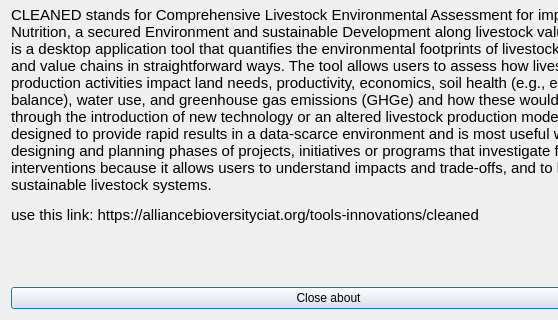
Before: the Qt Designer form aboutcleaned.ui in qlands/cleaned-desktop, drawn with Qt 5; both pictures show x 0 to 558 and y 96 to 416 of the 657 by 416 pixel window.
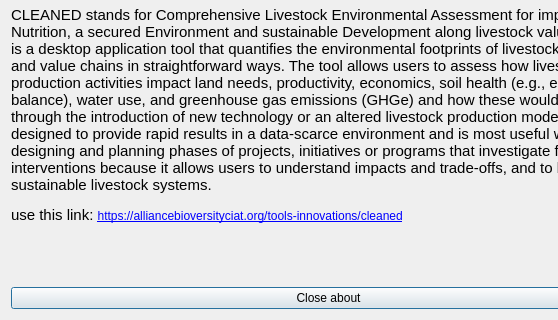
After: the same form once the commit is applied.

Commit message: Update about dialog to open the link

What changed in the file:
```diff
--- a/aboutcleaned.ui
+++ b/aboutcleaned.ui
@@ -40,7 +40,7 @@
      <item>
       <widget class="QLabel" name="textLabel">
        <property name="text">
-        <string>&lt;html&gt;&lt;head/&gt;&lt;body&gt;&lt;p&gt;&lt;span style=&quot; font-family:'docs-Calibri'; font-size:15px; color:#000000;&quot;&gt;CLEANED stands for Comprehensive Livestock Environmental Assessment for improved Nutrition, a secured Environment and sustainable Development along livestock value chains. It is a desktop application tool that quantifies the environmental footprints of livestock systems and value chains in straightforward ways. The tool allows users to assess how livestock production activities impact land needs, productivity, economics, soil health (e.g., erosion, N balance), water use, and greenhouse gas emissions (GHGe) and how these would change through the introduction of new technology or an altered livestock production model. It is designed to provide rapid results in a data-scarce environment and is most useful when designing and planning phases of projects, initiatives or programs that investigate farm-level interventions because it allows users to understand impacts and trade-offs, and to better design sustainable livestock systems.&lt;/span&gt;&lt;/p&gt;&lt;p&gt;&lt;span style=&quot; font-family:'docs-Calibri'; font-size:15px; font-weight:700; color:#ff0000;&quot;/&gt;&lt;/p&gt;&lt;p&gt;&lt;span style=&quot; font-family:'docs-Calibri'; font-size:15px; color:#000000;&quot;&gt;use this link: https://alliancebioversityciat.org/tools-innovations/cleaned&lt;/span&gt;&lt;/p&gt;&lt;/body&gt;&lt;/html&gt;</string>
+        <string>&lt;html&gt;&lt;head/&gt;&lt;body&gt;&lt;p&gt;&lt;span style=&quot; font-family:'docs-Calibri'; font-size:15px; color:#000000;&quot;&gt;CLEANED stands for Comprehensive Livestock Environmental Assessment for improved Nutrition, a secured Environment and sustainable Development along livestock value chains. It is a desktop application tool that quantifies the environmental footprints of livestock systems and value chains in straightforward ways. The tool allows users to assess how livestock production activities impact land needs, productivity, economics, soil health (e.g., erosion, N balance), water use, and greenhouse gas emissions (GHGe) and how these would change through the introduction of new technology or an altered livestock production model. It is designed to provide rapid results in a data-scarce environment and is most useful when designing and planning phases of projects, initiatives or programs that investigate farm-level interventions because it allows users to understand impacts and trade-offs, and to better design sustainable livestock systems.&lt;/span&gt;&lt;/p&gt;&lt;p&gt;&lt;span style=&quot; font-family:'docs-Calibri'; font-size:15px; color:#000000;&quot;&gt;use this link: &lt;/span&gt;&lt;a href=&quot;https://alliancebioversityciat.org/tools-innovations/cleaned&quot;&gt;&lt;span style=&quot; text-decoration: underline; color:#0000ff;&quot;&gt;https://alliancebioversityciat.org/tools-innovations/cleaned&lt;/span&gt;&lt;/a&gt;&lt;/p&gt;&lt;/body&gt;&lt;/html&gt;</string>
        </property>
        <property name="wordWrap">
         <bool>true</bool>
```
The commit also changes 2 other files.
